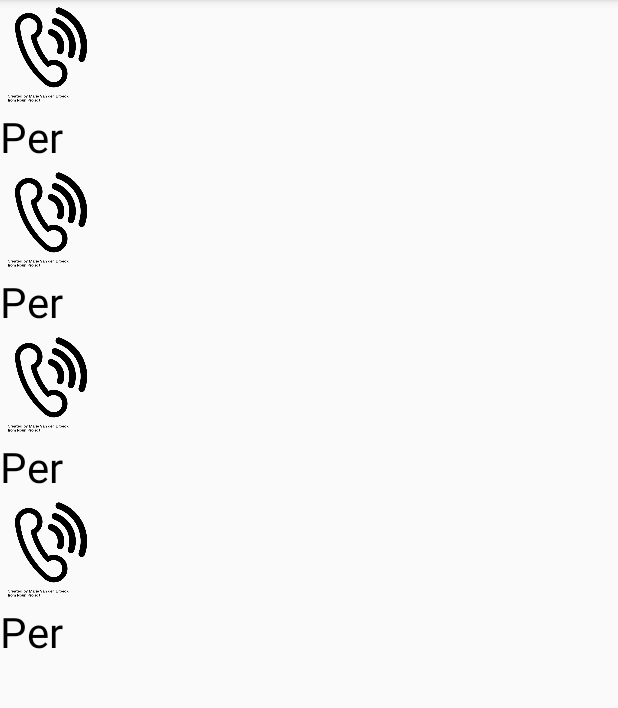
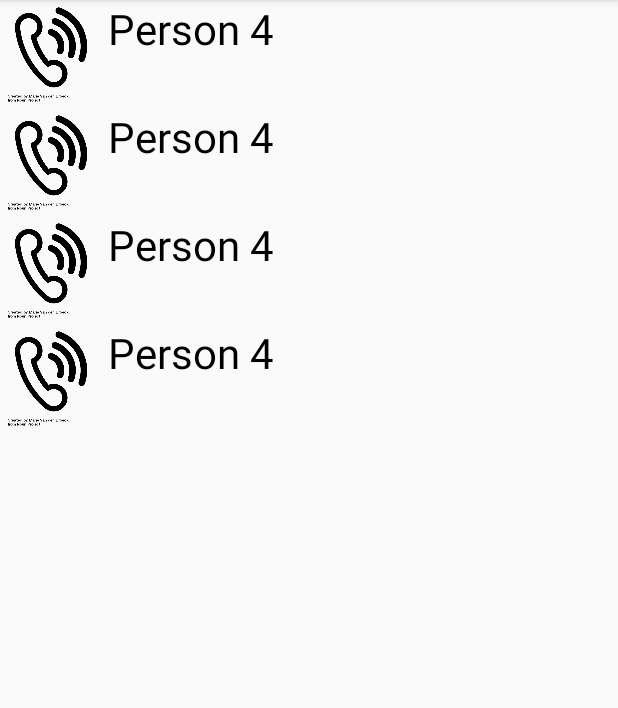
Before and after one commit to itsUchihaItachi/Mit_Mca, an Android app: the ContactMainActivity screen opened directly, with no data from a screen before it, on a phone screen of 412 x 824 dp, the part 84-792 px from its top. Run offline under Robolectric (Android 15) with nearby library versions, the phone set to English and light mode, and no system bars.

Commit message:
Fragments text removed

```diff
--- a/app/src/main/java/com/example/mitmca/contacts/ContactDataItem.java
+++ b/app/src/main/java/com/example/mitmca/contacts/ContactDataItem.java
@@ -1,8 +1,8 @@
 package com.example.mitmca.contacts;
 
 public class ContactDataItem {
-    public int resId = 0;
-    public String title = "";
+    public static int resId = 0;
+    public static String title = "";
 
     public ContactDataItem(int resId, String title) {
         this.resId = resId;
--- a/app/src/main/java/com/example/mitmca/contacts/ContactMainActivity.java
+++ b/app/src/main/java/com/example/mitmca/contacts/ContactMainActivity.java
@@ -1,7 +1,7 @@
 package com.example.mitmca.contacts;
 
 import androidx.appcompat.app.AppCompatActivity;
-import androidx.recyclerview.widget.GridLayoutManager;
+
 import androidx.recyclerview.widget.LinearLayoutManager;
 import androidx.recyclerview.widget.RecyclerView;
 
@@ -9,9 +9,9 @@ import android.content.Context;
 import android.content.Intent;
 import android.os.Bundle;
 
-import com.example.mitmca.DataItem;
+
 import com.example.mitmca.R;
-import com.example.mitmca.paper.PaperMainActivity;
+
 
 import java.util.ArrayList;
 
--- a/app/src/main/java/com/example/mitmca/contacts/ContactRecyclerDataAdapter.java
+++ b/app/src/main/java/com/example/mitmca/contacts/ContactRecyclerDataAdapter.java
@@ -31,8 +31,8 @@ public class ContactRecyclerDataAdapter extends RecyclerView.Adapter<ContactRecy
     @Override
     public void onBindViewHolder(@NonNull DataViewHolder holder,final int position) {
         ContactDataItem dataItem = dataList.get(position);
-        holder.imageView.setImageResource(dataItem.resId);
-        holder.titleTextView.setText(dataItem.title);
+        holder.imageView.setImageResource(ContactDataItem.resId);
+        holder.titleTextView.setText(ContactDataItem.title);
         holder.itemView.setOnClickListener(new View.OnClickListener() {
             @Override
             public void onClick(View v) {
--- a/app/src/main/java/com/example/mitmca/ui/gallery/GalleryViewModel.java
+++ b/app/src/main/java/com/example/mitmca/ui/gallery/GalleryViewModel.java
@@ -10,7 +10,7 @@ public class GalleryViewModel extends ViewModel {
 
     public GalleryViewModel() {
         mText = new MutableLiveData<>();
-        mText.setValue("This is gallery fragment");
+        //mText.setValue("This is gallery fragment");
     }
 
     public LiveData<String> getText() {
--- a/app/src/main/java/com/example/mitmca/ui/home/HomeViewModel.java
+++ b/app/src/main/java/com/example/mitmca/ui/home/HomeViewModel.java
@@ -10,7 +10,7 @@ public class HomeViewModel extends ViewModel {
 
     public HomeViewModel() {
         mText = new MutableLiveData<>();
-        mText.setValue("This is home fragment");
+        //mText.setValue("This is home fragment");
     }
 
     public LiveData<String> getText() {
--- a/app/src/main/java/com/example/mitmca/ui/send/SendViewModel.java
+++ b/app/src/main/java/com/example/mitmca/ui/send/SendViewModel.java
@@ -10,7 +10,7 @@ public class SendViewModel extends ViewModel {
 
     public SendViewModel() {
         mText = new MutableLiveData<>();
-        mText.setValue("This is send fragment");
+       // mText.setValue("This is send fragment");
     }
 
     public LiveData<String> getText() {
--- a/app/src/main/java/com/example/mitmca/ui/share/ShareViewModel.java
+++ b/app/src/main/java/com/example/mitmca/ui/share/ShareViewModel.java
@@ -10,7 +10,7 @@ public class ShareViewModel extends ViewModel {
 
     public ShareViewModel() {
         mText = new MutableLiveData<>();
-        mText.setValue("This is share fragment");
+        //mText.setValue("This is share fragment");
     }
 
     public LiveData<String> getText() {
--- a/app/src/main/java/com/example/mitmca/ui/slideshow/SlideshowViewModel.java
+++ b/app/src/main/java/com/example/mitmca/ui/slideshow/SlideshowViewModel.java
@@ -10,7 +10,7 @@ public class SlideshowViewModel extends ViewModel {
 
     public SlideshowViewModel() {
         mText = new MutableLiveData<>();
-        mText.setValue("This is slideshow fragment");
+       // mText.setValue("This is slideshow fragment");
     }
 
     public LiveData<String> getText() {
--- a/app/src/main/java/com/example/mitmca/ui/tools/ToolsViewModel.java
+++ b/app/src/main/java/com/example/mitmca/ui/tools/ToolsViewModel.java
@@ -10,7 +10,7 @@ public class ToolsViewModel extends ViewModel {
 
     public ToolsViewModel() {
         mText = new MutableLiveData<>();
-        mText.setValue("This is tools fragment");
+       // mText.setValue("This is tools fragment");
     }
 
     public LiveData<String> getText() {
--- a/app/src/main/res/layout/contact_item.xml
+++ b/app/src/main/res/layout/contact_item.xml
@@ -2,8 +2,12 @@
 <LinearLayout xmlns:android="http://schemas.android.com/apk/res/android"
     android:orientation="vertical"
     android:layout_width="match_parent"
-    android:layout_height="match_parent"
+    android:layout_height="wrap_content"
     >
+
+    <LinearLayout
+        android:layout_width="match_parent"
+        android:layout_height="wrap_content">
 
     <ImageView
         android:id="@+id/image_view"
@@ -14,11 +18,12 @@
     <TextView
         android:id="@+id/contactList_text_view"
         android:layout_width="match_parent"
-        android:layout_height="wrap_content"
+        android:layout_height="match_parent"
         android:layout_gravity="center"
         android:text="Label1"
         android:textColor="#000"
         android:textSize="28sp" />
 
+</LinearLayout>
 
 </LinearLayout>
```
